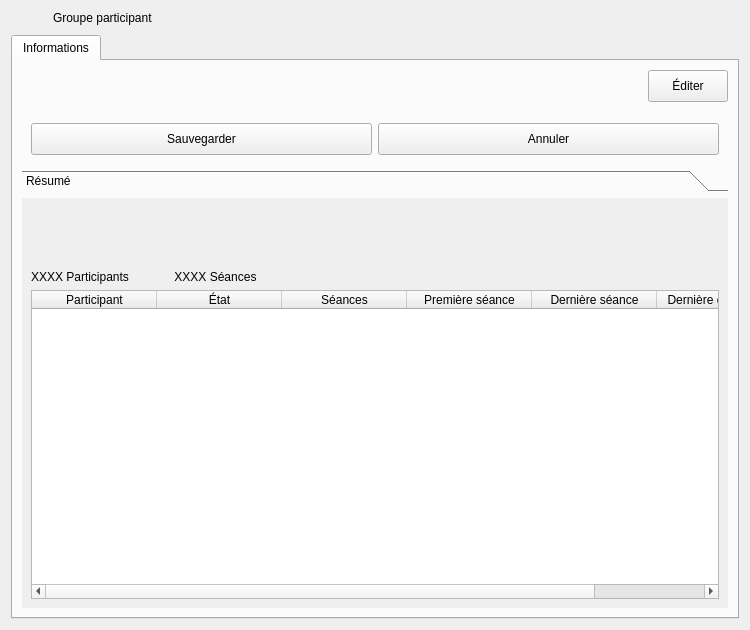
First picture: the form in client/src/editors/GroupWidget.ui, repository introlab/openteraplus, before the edit.
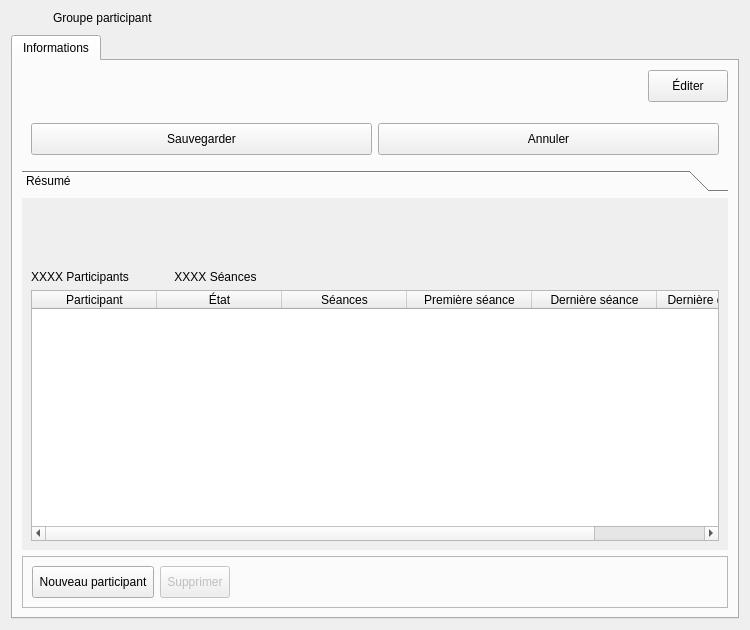
Second picture: the form after the edit. Icons and pictures are not drawn. Custom widgets are drawn as their Qt base class.

Commit message: Refs #1. General UI improvements (including more options to create participants)

The edit to the form file:
```diff
--- a/client/src/editors/GroupWidget.ui
+++ b/client/src/editors/GroupWidget.ui
@@ -304,7 +304,7 @@
             <x>0</x>
             <y>0</y>
             <width>710</width>
-            <height>374</height>
+            <height>316</height>
            </rect>
           </property>
           <attribute name="label">
@@ -499,6 +499,98 @@
          </widget>
         </widget>
        </item>
+       <item>
+        <widget class="QFrame" name="frameActions">
+         <property name="frameShape">
+          <enum>QFrame::StyledPanel</enum>
+         </property>
+         <property name="frameShadow">
+          <enum>QFrame::Raised</enum>
+         </property>
+         <layout class="QHBoxLayout" name="horizontalLayout_4">
+          <item>
+           <widget class="QToolButton" name="btnNewParticipant">
+            <property name="sizePolicy">
+             <sizepolicy hsizetype="Fixed" vsizetype="Preferred">
+              <horstretch>0</horstretch>
+              <verstretch>0</verstretch>
+             </sizepolicy>
+            </property>
+            <property name="minimumSize">
+             <size>
+              <width>0</width>
+              <height>32</height>
+             </size>
+            </property>
+            <property name="cursor">
+             <cursorShape>PointingHandCursor</cursorShape>
+            </property>
+            <property name="text">
+             <string>Nouveau participant</string>
+            </property>
+            <property name="icon">
+             <iconset resource="../../resources/TeraClient.qrc">
+              <normaloff>:/icons/patient_new.png</normaloff>:/icons/patient_new.png</iconset>
+            </property>
+            <property name="iconSize">
+             <size>
+              <width>24</width>
+              <height>24</height>
+             </size>
+            </property>
+            <property name="toolButtonStyle">
+             <enum>Qt::ToolButtonTextBesideIcon</enum>
+            </property>
+           </widget>
+          </item>
+          <item>
+           <widget class="QToolButton" name="btnDelete">
+            <property name="enabled">
+             <bool>false</bool>
+            </property>
+            <property name="minimumSize">
+             <size>
+              <width>0</width>
+              <height>32</height>
+             </size>
+            </property>
+            <property name="cursor">
+             <cursorShape>PointingHandCursor</cursorShape>
+            </property>
+            <property name="text">
+             <string>Supprimer</string>
+            </property>
+            <property name="icon">
+             <iconset resource="../../resources/TeraClient.qrc">
+              <normaloff>:/icons/delete_old.png</normaloff>:/icons/delete_old.png</iconset>
+            </property>
+            <property name="iconSize">
+             <size>
+              <width>24</width>
+              <height>24</height>
+             </size>
+            </property>
+            <property name="toolButtonStyle">
+             <enum>Qt::ToolButtonTextBesideIcon</enum>
+            </property>
+           </widget>
+          </item>
+          <item>
+           <spacer name="horizontalSpacer_4">
+            <property name="orientation">
+             <enum>Qt::Horizontal</enum>
+            </property>
+            <property name="sizeHint" stdset="0">
+             <size>
+              <width>428</width>
+              <height>20</height>
+             </size>
+            </property>
+           </spacer>
+          </item>
+         </layout>
+        </widget>
+       </item>
       </layout>
      </widget>
     </widget>
```
The commit also changes 11 other files.
